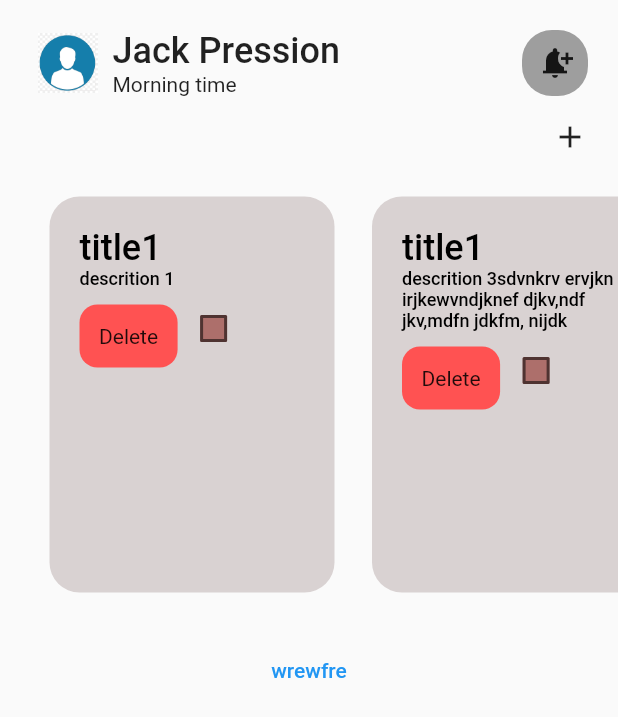
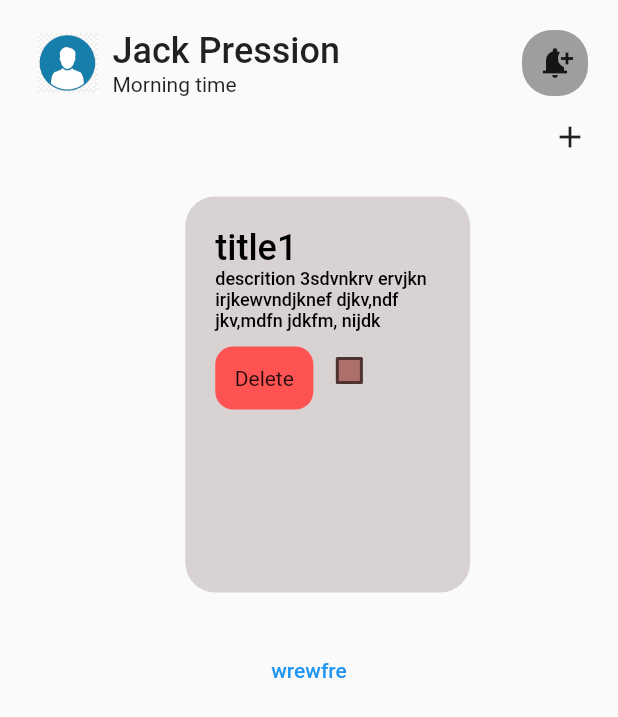
Before and after one commit to Robopicker/todo_app, a Flutter app: the screen it shows after launch, after a tap on "Delete", on a phone screen of 412 x 824 dp. Shown: the top 717 px of the screen. Run offline on Flutter 3.47's test engine with Material 2 defaults, Android fonts, the phone set to English and light mode, and no system bars.

Commit message:
delete functionality added

```diff
--- a/lib/src/ToDoCard.dart
+++ b/lib/src/ToDoCard.dart
@@ -6,7 +6,9 @@ import 'package:todo_app/src/CheckBox.dart';
 class ToDoCard extends StatefulWidget {
     final String title;
   final String desc;
-  const ToDoCard({super.key, required this.title, required this.desc });
+  final Function delete;
+  final int index;
+  const ToDoCard({super.key, required this.title, required this.desc, required this.delete, required this.index });
 
   @override
   State<ToDoCard> createState() => _MyWidgetState();
@@ -25,7 +27,7 @@ class _MyWidgetState extends State<ToDoCard> {
     final Dec = Container( child: Text(widget.desc, style: TextStyle(fontSize: 12, fontWeight: FontWeight.w500, color: Colors.black)), width: 150,);
     final DeleteIcon = GestureDetector(
       onTap: () => {
-        print("sdvdfvfd")
+        widget.delete(widget.index)
       },
       child: Container(
         decoration: BoxDecoration(borderRadius: BorderRadius.circular(12), color: Colors.redAccent),
--- a/lib/src/ToDoList.dart
+++ b/lib/src/ToDoList.dart
@@ -16,8 +16,13 @@ class cardListClass {
   cardListClass(this.title, this.desc);
 }
 
-final List<cardListClass> entries = [new cardListClass('title1', 'descrition 1'), new cardListClass('title1', 'descrition 3sdvnkrv ervjkn irjkewvndjknef djkv,ndf jkv,mdfn jdkfm, nijdk')];
 class _MyWidgetState extends State<ToDoList> {
+  List<cardListClass> entries = [new cardListClass('title1', 'descrition 1'), new cardListClass('title1', 'descrition 3sdvnkrv ervjkn irjkewvndjknef djkv,ndf jkv,mdfn jdkfm, nijdk')];
+  delete(index) {
+    setState(() {
+      entries.removeAt(index);
+    });
+  }
   @override
   Widget build(BuildContext context) {
     final listView = ListView.separated(
@@ -26,7 +31,7 @@ class _MyWidgetState extends State<ToDoList> {
     shrinkWrap: true,
     itemCount: entries.length,
     itemBuilder: (BuildContext context, int index) {
-      return Container( child: Row(children: [ToDoCard(title: '${entries[index].title}', desc: '${entries[index].desc}' )]), padding: EdgeInsets.only(left: 25),);
+      return Container( child: Row(children: [ToDoCard(title: '${entries[index].title}', desc: '${entries[index].desc}', delete: delete, index: index )]), padding: EdgeInsets.only(left: 25),);
     },
     separatorBuilder: (BuildContext context, int index) => const Divider(),
   );
```
